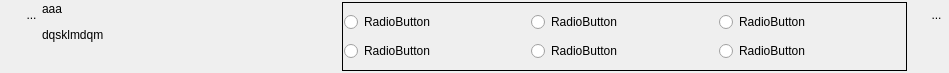
This is UiQT5/desWidget4a6RadioButton.ui in SalomePlatform/eficas_tools as Qt 5 draws it before an edit. The edited form follows.
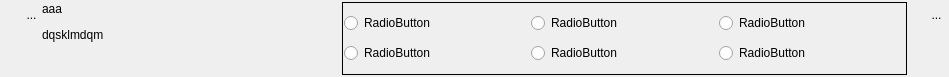
This is the edited form. Icons and pictures are not drawn. Custom widgets are drawn as their Qt base class.

The edit to the form file:
```diff
--- a/UiQT5/desWidget4a6RadioButton.ui
+++ b/UiQT5/desWidget4a6RadioButton.ui
@@ -7,7 +7,7 @@
     <x>0</x>
     <y>0</y>
     <width>949</width>
-    <height>73</height>
+    <height>77</height>
    </rect>
   </property>
   <property name="sizePolicy">
@@ -167,6 +167,12 @@
    </item>
    <item>
     <widget class="QFrame" name="frame">
+     <property name="sizePolicy">
+      <sizepolicy hsizetype="Minimum" vsizetype="Preferred">
+       <horstretch>0</horstretch>
+       <verstretch>0</verstretch>
+      </sizepolicy>
+     </property>
      <property name="frameShape">
       <enum>QFrame::Box</enum>
      </property>
```
